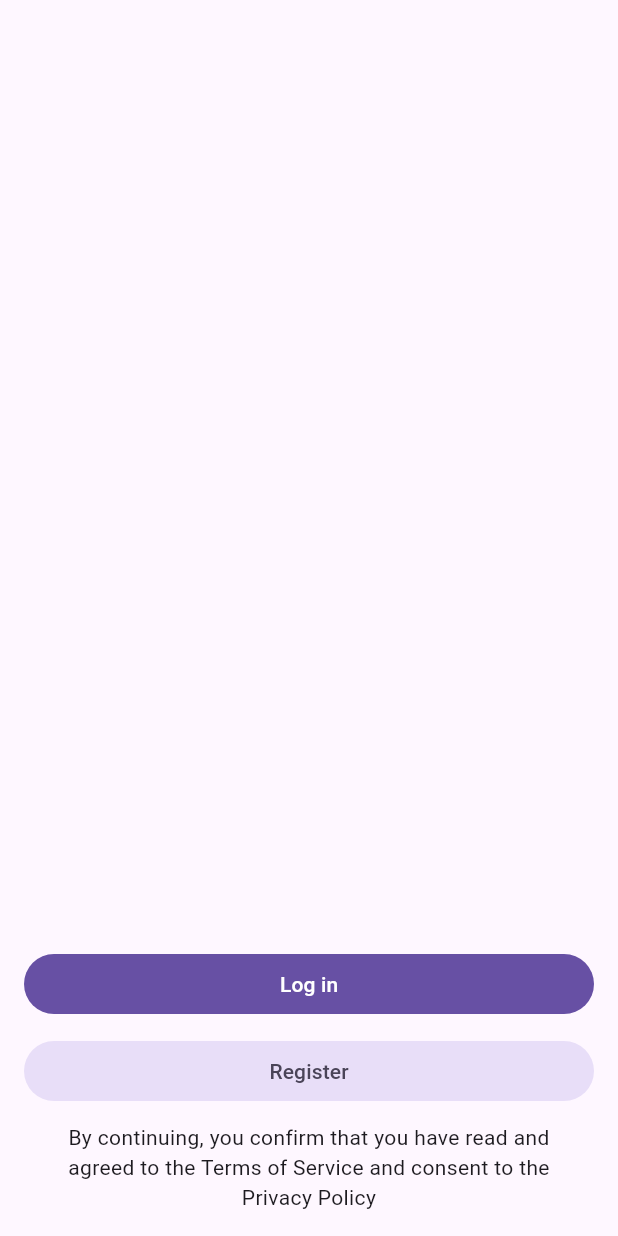
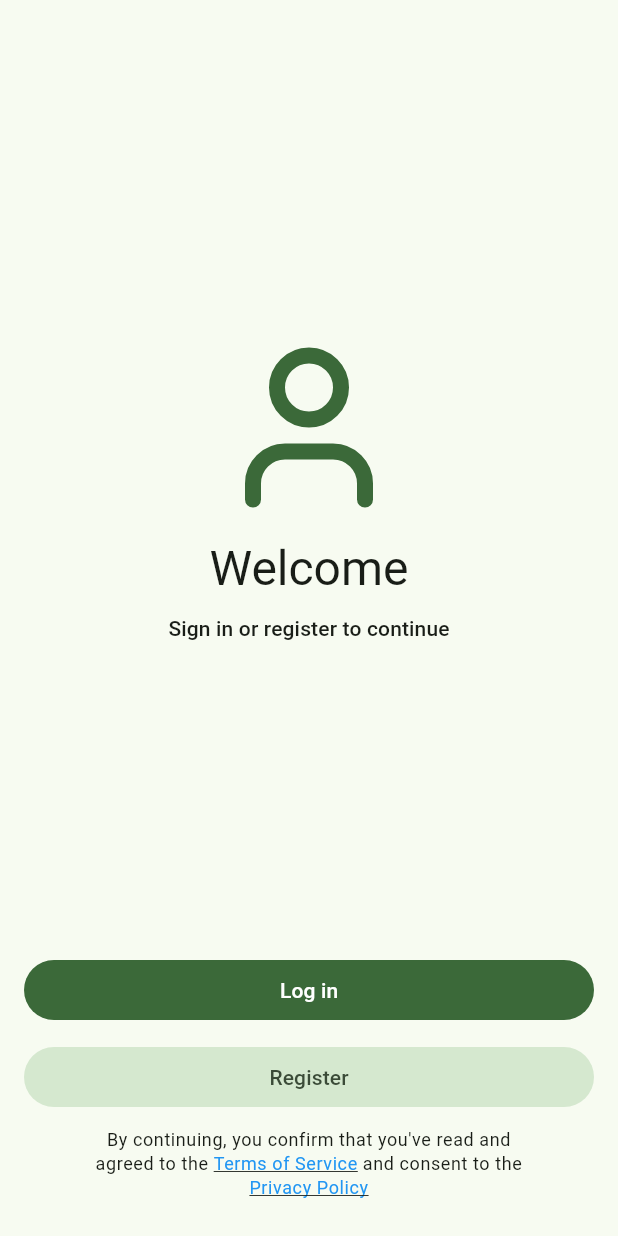
Before and after one commit to jovialen/metter-app, a Flutter app: the screen it shows after launch, on a phone screen of 412 x 824 dp. Run offline on Flutter 3.47's test engine with Material 3 defaults, Android fonts, the phone set to English and light mode, and no system bars; our stand-ins replace firebase_auth, firebase_core, fluro, lucide_icons_flutter; accounts and stored records are empty.

Commit message:
feat: add lucide icons as a package dependency

```diff
--- a/lib/core/auth/auth.dart
+++ b/lib/core/auth/auth.dart
@@ -1,4 +1,5 @@
 import 'package:flutter/material.dart';
+import 'package:lucide_icons_flutter/lucide_icons.dart';
 import 'package:metter/config/routes/config.dart';
 import 'package:metter/config/routes/router.dart';
 
@@ -9,12 +10,35 @@ class AuthPage extends StatelessWidget {
   Widget build(BuildContext context) {
     return Scaffold(
       body: Padding(
-        padding: const EdgeInsets.all(16.0),
-        child: Flex(
-          mainAxisAlignment: MainAxisAlignment.end,
+        padding: const EdgeInsets.symmetric(horizontal: 16.0, vertical: 24.0),
+        child: Column(
           spacing: 10.0,
-          direction: Axis.vertical,
           children: [
+            Expanded(
+              child: Center(
+                child: FittedBox(
+                  child: Column(
+                    spacing: 10.0,
+                    children: [
+                      Icon(
+                        LucideIcons.user200,
+                        color: Theme.of(context).primaryColor,
+                        size: 128.0,
+                      ),
+                      Text(
+                        "Welcome",
+                        style: Theme.of(context).textTheme.headlineLarge,
+                      ),
+                      Text(
+                        "Sign in or register to continue",
+                        textAlign: TextAlign.center,
+                        style: Theme.of(context).textTheme.labelLarge,
+                      ),
+                    ],
+                  ),
+                ),
+              ),
+            ),
             SizedBox(
               width: double.infinity,
               child: FilledButton(
@@ -32,11 +56,32 @@ class AuthPage extends StatelessWidget {
                 child: const Text("Register"),
               ),
             ),
-            Padding(
-              padding: const EdgeInsets.symmetric(horizontal: 16.0),
-              child: const Text(
-                "By continuing, you confirm that you have read and agreed to the Terms of Service and consent to the Privacy Policy",
+            FractionallySizedBox(
+              widthFactor: 0.75,
+              child: RichText(
                 textAlign: TextAlign.center,
+                text: TextSpan(
+                  style: Theme.of(context).textTheme.bodySmall,
+                  text:
+                      "By continuing, you confirm that you've read and agreed to the ",
+                  children: [
+                    TextSpan(
+                      text: "Terms of Service",
+                      style: TextStyle(
+                        color: Colors.blue,
+                        decoration: TextDecoration.underline,
+                      ),
+                    ),
+                    TextSpan(text: " and consent to the "),
+                    TextSpan(
+                      text: "Privacy Policy",
+                      style: TextStyle(
+                        color: Colors.blue,
+                        decoration: TextDecoration.underline,
+                      ),
+                    ),
+                  ],
+                ),
               ),
             ),
           ],
--- a/lib/main.dart
+++ b/lib/main.dart
@@ -33,6 +33,7 @@ class _MetterAppState extends State<MetterApp> {
   Widget build(BuildContext context) {
     return MaterialApp(
       title: "Metter",
+      theme: ThemeData(colorSchemeSeed: Colors.green),
       initialRoute: Routes.root,
       onGenerateRoute: MetterRouter.router.generator,
       debugShowCheckedModeBanner: false,
--- a/pubspec.yaml
+++ b/pubspec.yaml
@@ -37,6 +37,7 @@ dependencies:
   firebase_core: ^4.1.0
   fluro: ^2.0.5
   firebase_auth: ^6.0.2
+  lucide_icons_flutter: ^3.1.0
 
 dev_dependencies:
   flutter_test:
```
